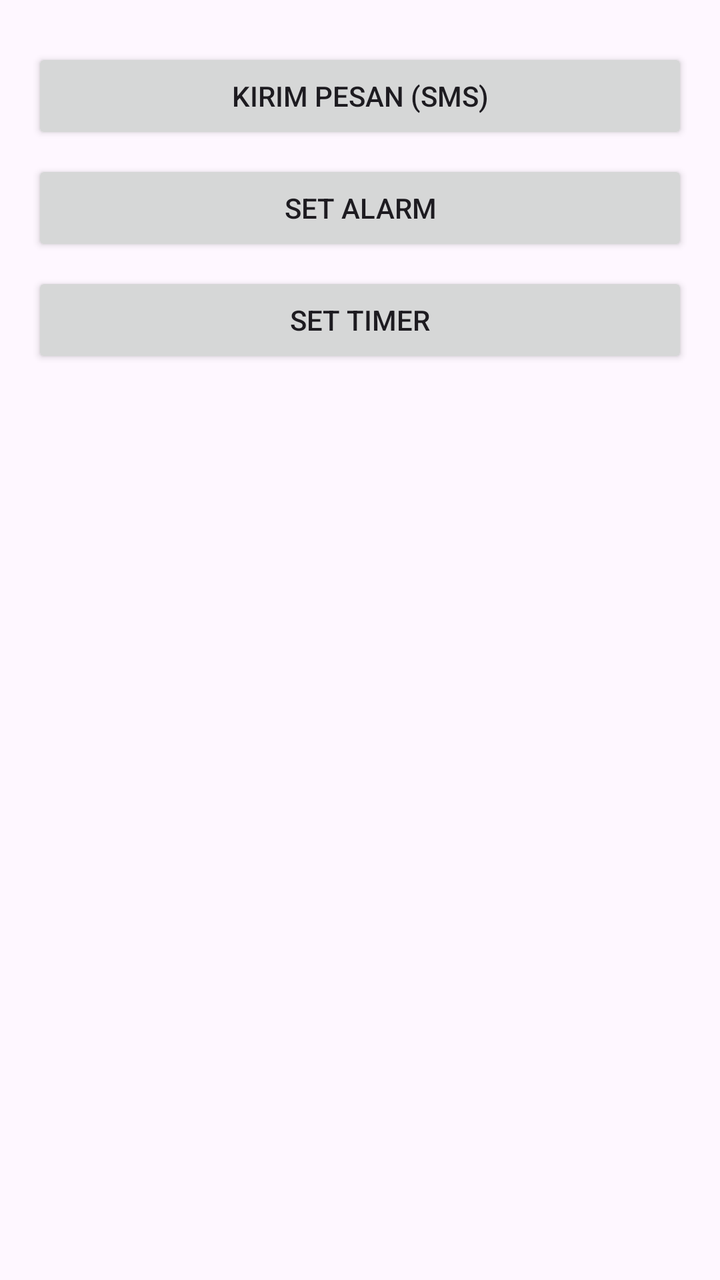
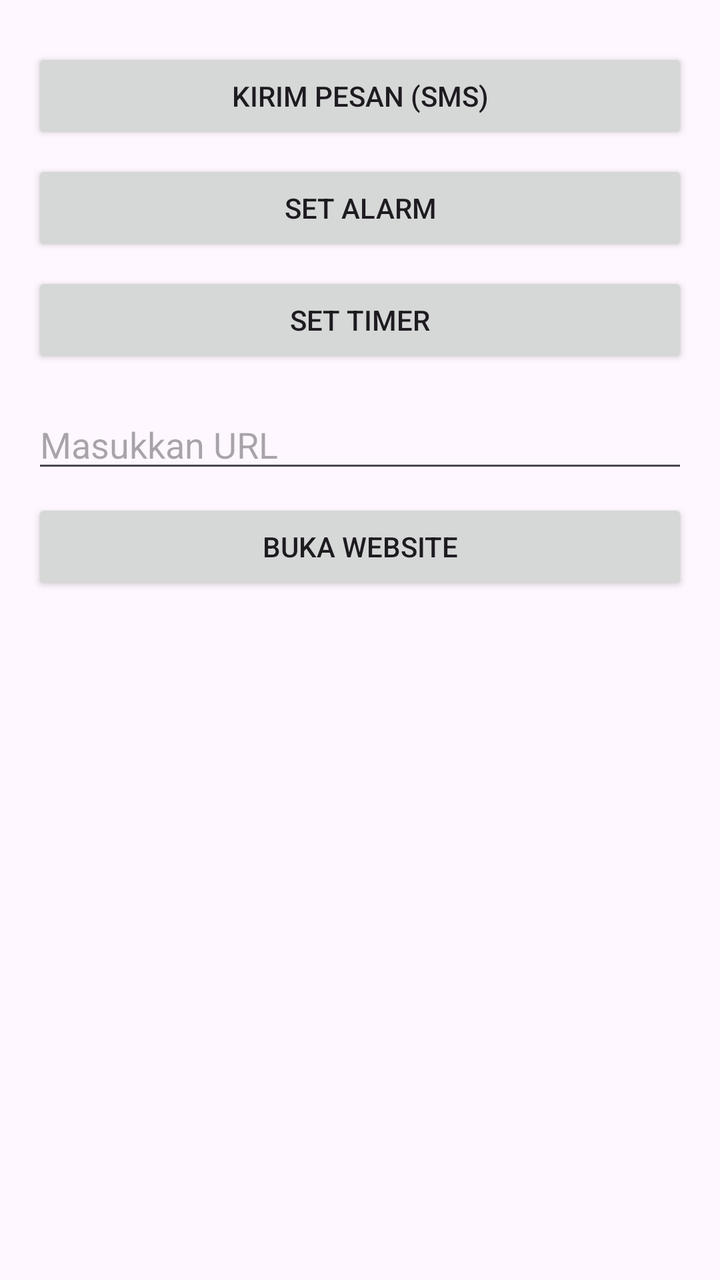

Compare the two renders of this Android layout. The source of the first and the diff that turns it into the second are given below.
<!-- AndroidManifest.xml: application theme Theme.ImplisitIntent -->
<!-- res/layout/activity_main.xml -->
<?xml version="1.0" encoding="utf-8"?>
<LinearLayout xmlns:android="http://schemas.android.com/apk/res/android"
    xmlns:tools="http://schemas.android.com/tools"
    android:id="@+id/main"
    android:layout_width="match_parent"
    android:layout_height="match_parent"
    android:orientation="vertical"
    android:padding="16dp"
    tools:context=".MainActivity">

    <Button
        android:id="@+id/btnKirimPesan"
        android:layout_width="match_parent"
        android:layout_height="wrap_content"
        android:text="Kirim Pesan (SMS)"
        android:layout_marginTop="8dp"/>

    <Button
        android:id="@+id/btnSetAlarm"
        android:layout_width="match_parent"
        android:layout_height="wrap_content"
        android:text="Set Alarm"
        android:layout_marginTop="8dp"/>

    <Button
        android:id="@+id/btnSetTimer"
        android:layout_width="match_parent"
        android:layout_height="wrap_content"
        android:text="Set Timer"
        android:layout_marginTop="8dp"/>

</LinearLayout>
<!-- resources referenced by this layout -->
<resources>
  <style name="Theme.ImplisitIntent" parent="Base.Theme.ImplisitIntent" />
  <style name="Base.Theme.ImplisitIntent" parent="Theme.Material3.DayNight.NoActionBar">
          
          
      </style>
</resources>

<!-- the commit's change to res/layout/activity_main.xml (unified diff, before → after) -->
@@ -29,4 +29,18 @@
         android:text="Set Timer"
         android:layout_marginTop="8dp"/>
 
+    <EditText
+        android:id="@+id/etURL"
+        android:layout_width="match_parent"
+        android:layout_height="wrap_content"
+        android:hint="Masukkan URL"
+        android:layout_marginTop="16dp"/>
+
+    <Button
+        android:id="@+id/btnOpenURL"
+        android:layout_width="match_parent"
+        android:layout_height="wrap_content"
+        android:text="Buka Website"
+        android:layout_marginTop="8dp"/>
+
 </LinearLayout>
